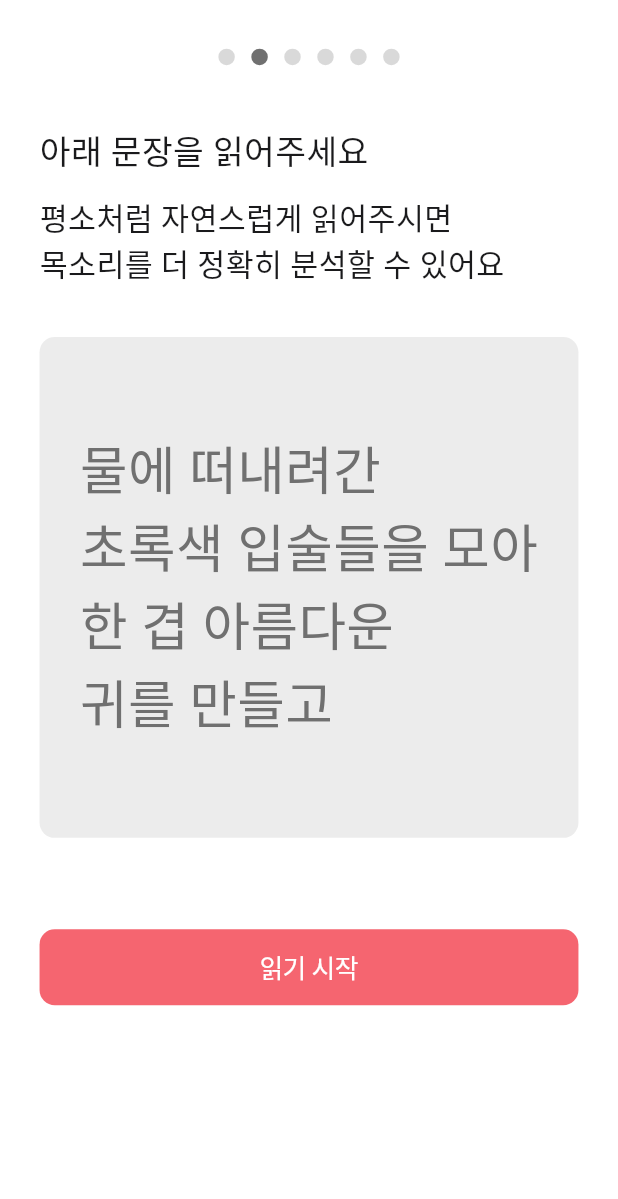
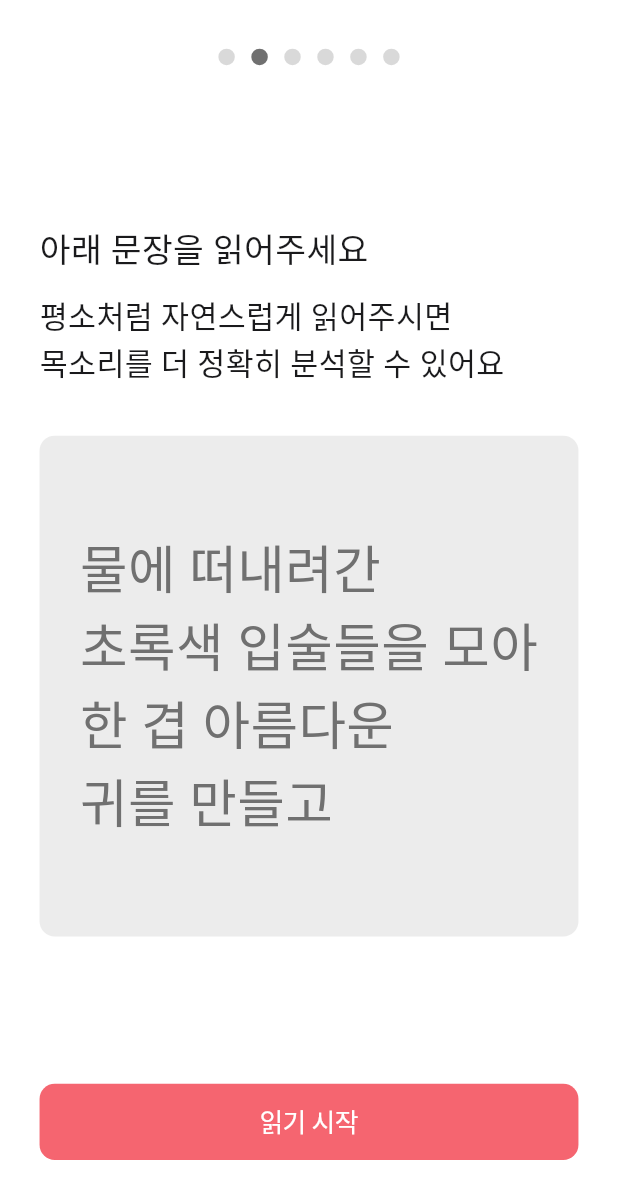
Before and after one commit to SoLit-2025/sync2sing-fe, a Flutter app: the VoiceSamplePage screen opened by its route, on a phone screen of 412 x 824 dp. Shown: the top 1199 px of the screen. Run offline on Flutter 3.47's test engine with Material 3 defaults, Android fonts, the light colour scheme and no system bars; drawn by our look-alikes of dots_indicator; our stand-ins replace flutter_riverpod, flutter_screenutil, go_router, just_audio, permission_handler, youtube_player_flutter; missing offline and left inert: flutter_sound, pitch_detector_dart; Roboto replaces fonts that are missing (PretendardVariable).

Commit message:
🎨 Style: mainAxisAlignment.spaceBetween 적용

```diff
--- a/lib/features/onboarding/voice_analysis/presentation/pages/voice_sample_page.dart
+++ b/lib/features/onboarding/voice_analysis/presentation/pages/voice_sample_page.dart
@@ -143,21 +143,33 @@ class _VoiceSamplePageState extends ConsumerState<VoiceSamplePage> {
         child: Padding(
           padding: EdgeInsets.symmetric(horizontal: 24.w),
           child: Column(
-            crossAxisAlignment: CrossAxisAlignment.start,
+            mainAxisAlignment: MainAxisAlignment.spaceBetween,
+            children: [
+
+              // ① 상단: 페이지네이션
+              Column(
                 children: [
                   SizedBox(height: 32.h),
                   Center(child: OnboardingPageIndicator(currentPage: 1)),
-              SizedBox(height: 40.h),
-              Text('아래 문장을 읽어주세요', style: AppTextStyles.heading3Bold, textAlign: TextAlign.left),
+                  SizedBox(height: 8.h),
+                ],
+              ),
+
+              // ② 중간: 텍스트 + 문장 박스
+              Column(
+                crossAxisAlignment: CrossAxisAlignment.start,
+                children: [
+                  Text(
+                    '아래 문장을 읽어주세요',
+                    style: AppTextStyles.heading3Bold,
+                  ),
                   SizedBox(height: 12.h),
                   Text(
                     '평소처럼 자연스럽게 읽어주시면\n목소리를 더 정확히 분석할 수 있어요',
                     style: AppTextStyles.heading4,
-                textAlign: TextAlign.left,
                   ),
                   SizedBox(height: 32.h),
-              Center(
-                child: Container(
+                  Container(
                     width: 327.w,
                     height: 329.h,
                     decoration: BoxDecoration(
@@ -171,12 +183,14 @@ class _VoiceSamplePageState extends ConsumerState<VoiceSamplePage> {
                       textAlign: TextAlign.left,
                     ),
                   ),
+                ],
               ),
-              SizedBox(height: 60.h),
-              Center(
-                child: CupertinoButton(
-                  onPressed:
-                      !isButtonEnabled
+
+              // ③ 하단: 버튼
+              Column(
+                children: [
+                  CupertinoButton(
+                    onPressed: !isButtonEnabled
                         ? null
                         : () async {
                       if (!isRecording) {
@@ -196,19 +210,20 @@ class _VoiceSamplePageState extends ConsumerState<VoiceSamplePage> {
                       ),
                       child: Text(
                         buttonText,
-                      style:
-                          isButtonEnabled
+                        style: isButtonEnabled
                             ? AppTextStyles.body1Bold.copyWith(color: AppColors.grayscale8)
                             : AppTextStyles.body1.copyWith(color: AppColors.grayscale8),
-                    ),
                       ),
                     ),
                   ),
                   SizedBox(height: 50.h),
                 ],
               ),
+            ],
+          ),
         ),
       ),
     );
+
   }
 }
```
Lines whose indentation alone changed are shown as unchanged.
